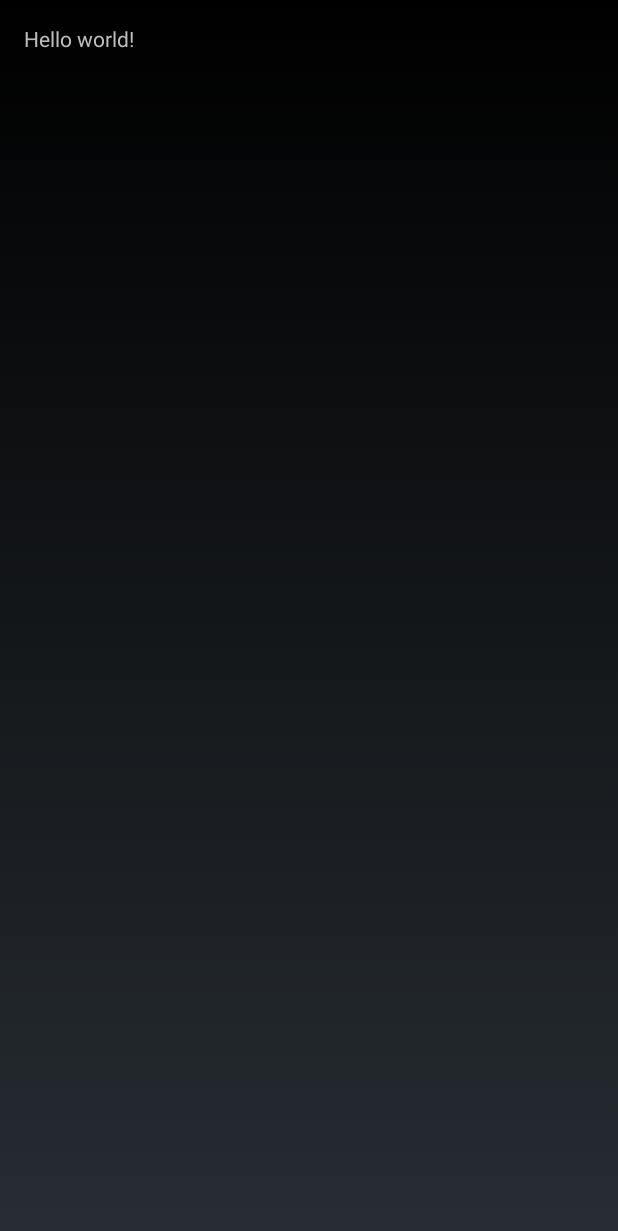
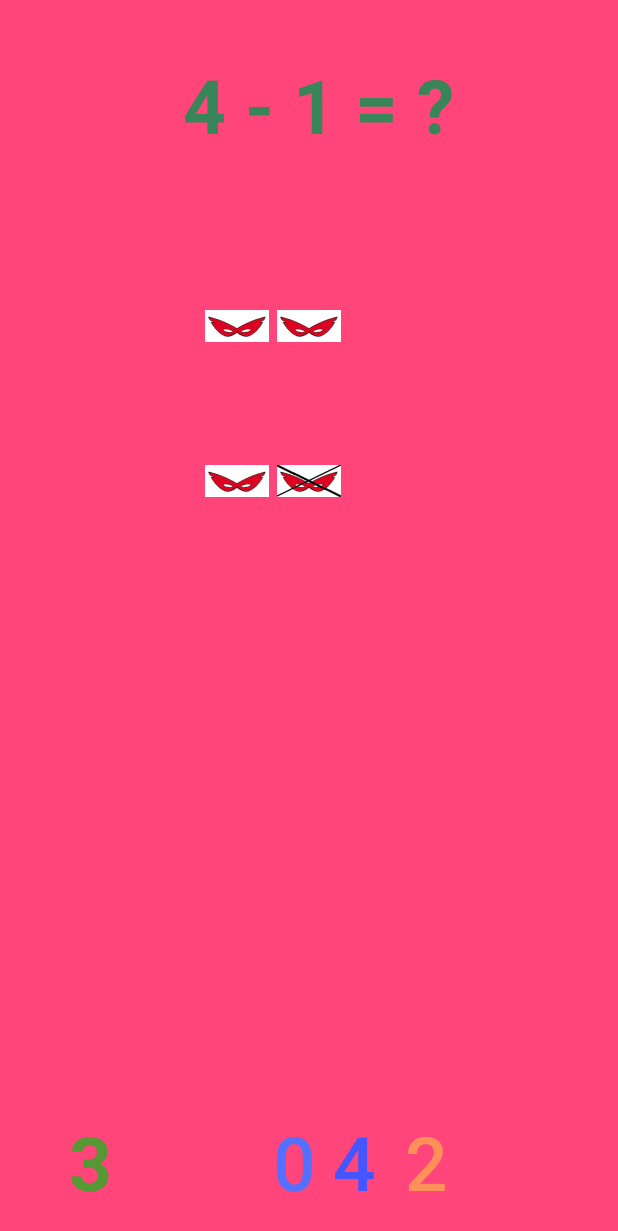
Before and after one commit to paceuniversity/cs3892015team4, an Android app: the SubtractionGame screen opened directly, with no data from a screen before it, on a phone screen of 412 x 824 dp. Shown: the top 1231 px of the screen. Run offline under Robolectric (Android 15) with nearby library versions, the phone set to English and light mode, and no system bars.

Commit message:
TS Version 3
Subtraction game added

```diff
--- a/cs3892015team4-master/MathLeague/app/src/main/java/com/example/alex/mathleague/SubtractionGame.java
+++ b/cs3892015team4-master/MathLeague/app/src/main/java/com/example/alex/mathleague/SubtractionGame.java
@@ -5,19 +5,70 @@ import android.support.v7.app.ActionBarActivity;
 import android.os.Bundle;
 import android.view.Menu;
 import android.view.MenuItem;
+import android.view.View;
 import android.view.Window;
 import android.view.WindowManager;
+import android.widget.TextView;
+import android.view.View.OnClickListener;
+import android.view.View;
+import android.widget.Toast;
+import android.widget.*;
 
 
 public class SubtractionGame extends Activity {
+
+    public TextView ans1B, ans2B, ans3B, ans4B;
 
     @Override
     protected void onCreate(Bundle savedInstanceState) {
         super.onCreate(savedInstanceState);
 
         setContentView(R.layout.activity_subtraction_game);
+
+
+         ans1B = (TextView) this.findViewById(R.id.ans1);
+         ans2B = (TextView) this.findViewById(R.id.ans2);
+         ans3B = (TextView) this.findViewById(R.id.ans3);
+         ans4B = (TextView) this.findViewById(R.id.ans4);
+
+
+
+        ans1B.setOnClickListener(new OnClickListener(){
+
+            @Override
+            public void onClick(View v) {
+                Toast.makeText(getApplicationContext(), "Correct!", Toast.LENGTH_SHORT).show();
+            }
+        });
+
+        ans2B.setOnClickListener(new OnClickListener(){
+
+            @Override
+            public void onClick(View v) {
+                Toast.makeText(getApplicationContext(), "Sorry, try again", Toast.LENGTH_SHORT).show();
+            }
+        });
+
+        ans3B.setOnClickListener(new OnClickListener(){
+
+            @Override
+            public void onClick(View v) {
+                Toast.makeText(getApplicationContext(), "Sorry, try again", Toast.LENGTH_SHORT).show();
+            }
+        });
+
+        ans4B.setOnClickListener(new OnClickListener(){
+
+            @Override
+            public void onClick(View v) {
+                Toast.makeText(getApplicationContext(), "Sorry, try again", Toast.LENGTH_SHORT).show();
+            }
+        });
+
+
+
+
     }
-
 
     @Override
     public boolean onCreateOptionsMenu(Menu menu) {
@@ -40,4 +91,6 @@ public class SubtractionGame extends Activity {
 
         return super.onOptionsItemSelected(item);
     }
+
+
 }
--- a/cs3892015team4-master/MathLeague/app/src/main/res/layout/activity_subtraction_game.xml
+++ b/cs3892015team4-master/MathLeague/app/src/main/res/layout/activity_subtraction_game.xml
@@ -1,12 +1,112 @@
 <RelativeLayout xmlns:android="http://schemas.android.com/apk/res/android"
-    xmlns:tools="http://schemas.android.com/tools" android:layout_width="match_parent"
-    android:layout_height="match_parent" android:paddingLeft="@dimen/activity_horizontal_margin"
+    xmlns:tools="http://schemas.android.com/tools"
+    xmlns:adnroid="http://schemas.android.com/apk/res-auto"
+    android:layout_width="match_parent"
+    android:layout_height="match_parent"
+    android:paddingLeft="@dimen/activity_horizontal_margin"
     android:paddingRight="@dimen/activity_horizontal_margin"
     android:paddingTop="@dimen/activity_vertical_margin"
     android:paddingBottom="@dimen/activity_vertical_margin"
-    tools:context="com.example.alex.mathleague.SubtractionGame">
+    tools:context="com.example.alex.mathleague.SubtractionGame"
+    android:background="@color/background">
 
-    <TextView android:text="@string/hello_world" android:layout_width="wrap_content"
-        android:layout_height="wrap_content" />
+    <TextView
+        android:id="@+id/problem1"
+        android:text=" 4 - 1 = ?"
+        android:textColor="#378559"
+        android:textStyle="bold"
+        android:layout_width="fill_parent"
+        android:layout_height="wrap_content"
+        android:gravity="center_horizontal"
+        android:textSize="50dp"
+        android:paddingTop="20dp"/>
+
+    <ImageView
+        android:id="@+id/mask1G"
+        android:layout_width="wrap_content"
+        android:layout_height="wrap_content"
+        android:src="@mipmap/mask1"
+        android:layout_marginTop="90dp"
+        android:layout_below="@+id/problem1"
+        android:layout_alignLeft="@+id/mask3G"
+        android:layout_alignStart="@+id/mask3G" />
+    <ImageView
+        android:id="@+id/mask2G"
+        android:layout_width="wrap_content"
+        android:layout_height="wrap_content"
+        android:src="@mipmap/mask1"
+        android:layout_alignTop="@+id/mask1G"
+        android:layout_alignLeft="@+id/mask4G"
+        android:layout_alignStart="@+id/mask4G" />
+    <ImageView
+        android:id="@+id/mask3G"
+        android:layout_width="wrap_content"
+        android:layout_height="wrap_content"
+        android:src="@mipmap/mask1"
+        android:layout_below="@+id/mask1G"
+        android:layout_toLeftOf="@+id/mask4G"
+        android:layout_toStartOf="@+id/mask4G"
+        android:layout_marginTop="55dp" />
+    <ImageView
+        android:id="@+id/mask4G"
+        android:layout_width="wrap_content"
+        android:layout_height="wrap_content"
+        android:src="@mipmap/mask1x"
+        android:layout_alignTop="@+id/mask3G"
+        android:layout_centerHorizontal="true" />
+
+    <TextView
+        android:id="@+id/ans1"
+        android:text="3"
+        android:textColor="#569833"
+        android:textSize="50dp"
+        android:textStyle="bold"
+        android:textAppearance="@style/TextAppearance.AppCompat.Display1"
+        android:layout_width="fill_parent"
+        android:layout_height="wrap_content"
+        android:layout_alignParentBottom="true"
+        android:paddingLeft="30sp"
+        android:clickable="true"/>
+    <TextView
+        android:id="@+id/ans2"
+        android:text="0"
+        android:textColor="#556fff"
+        android:textSize="50dp"
+        android:textAppearance="@style/TextAppearance.AppCompat.Display4"
+        android:layout_width="fill_parent"
+        android:layout_height="wrap_content"
+        android:textStyle="bold"
+        android:layout_alignTop="@+id/ans1"
+        android:layout_toRightOf="@+id/mask3G"
+        android:layout_toEndOf="@+id/mask3G"
+        android:clickable="true"/>
+    <TextView
+        android:id="@+id/ans3"
+        android:text="2"
+        android:textColor="#ff9059"
+        android:textSize="50dp"
+        android:textStyle="bold"
+        android:textAppearance="@style/TextAppearance.AppCompat.Display4"
+        android:layout_width="fill_parent"
+        android:layout_height="wrap_content"
+        android:paddingLeft="40sp"
+        android:layout_alignTop="@+id/ans1"
+        android:layout_toRightOf="@+id/mask4G"
+        android:layout_toEndOf="@+id/mask4G"
+        android:clickable="true"/>
+    <TextView
+        android:id="@+id/ans4"
+        android:text="4"
+        android:textColor="#4555ff"
+        android:textSize="50dp"
+        android:textStyle="bold"
+        android:textAppearance="@style/TextAppearance.AppCompat.Display4"
+        android:layout_width="fill_parent"
+        android:layout_height="wrap_content"
+        android:paddingLeft="40sp"
+        android:layout_alignTop="@+id/ans1"
+        android:layout_toRightOf="@+id/mask3G"
+        android:layout_toEndOf="@+id/mask3G"
+        android:clickable="true"/>
 
 </RelativeLayout>
--- /dev/null
+++ b/cs3892015team4-master/MathLeague/app/src/main/res/values/colors.xml
@@ -0,0 +1,5 @@
+<?xml version="1.0" encoding="utf-8"?>
+<resources>
+    <color name="background">#ff4579</color>
+
+</resources>
```
Also changed, not shown: cs3892015team4-master/MathLeague/app/src/main/mask1-web.png (added), cs3892015team4-master/MathLeague/app/src/main/mask1x-web.png (added), cs3892015team4-master/MathLeague/app/src/main/res/mipmap-hdpi/mask1.png (added), cs3892015team4-master/MathLeague/app/src/main/res/mipmap-hdpi/mask1x.png (added), cs3892015team4-master/MathLeague/app/src/main/res/mipmap-mdpi/mask1.png (added), cs3892015team4-master/MathLeague/app/src/main/res/mipmap-mdpi/mask1x.png (added), cs3892015team4-master/MathLeague/app/src/main/res/mipmap-xhdpi/mask1.png (added), cs3892015team4-master/MathLeague/app/src/main/res/mipmap-xhdpi/mask1x.png (added), cs3892015team4-master/MathLeague/app/src/main/res/mipmap-xxhdpi/mask1.png (added), cs3892015team4-master/MathLeague/app/src/main/res/mipmap-xxhdpi/mask1x.png (added), cs3892015team4-master/MathLeague/app/src/main/res/mipmap-xxxhdpi/mask1.png (added), cs3892015team4-master/MathLeague/app/src/main/res/mipmap-xxxhdpi/mask1x.png (added).
